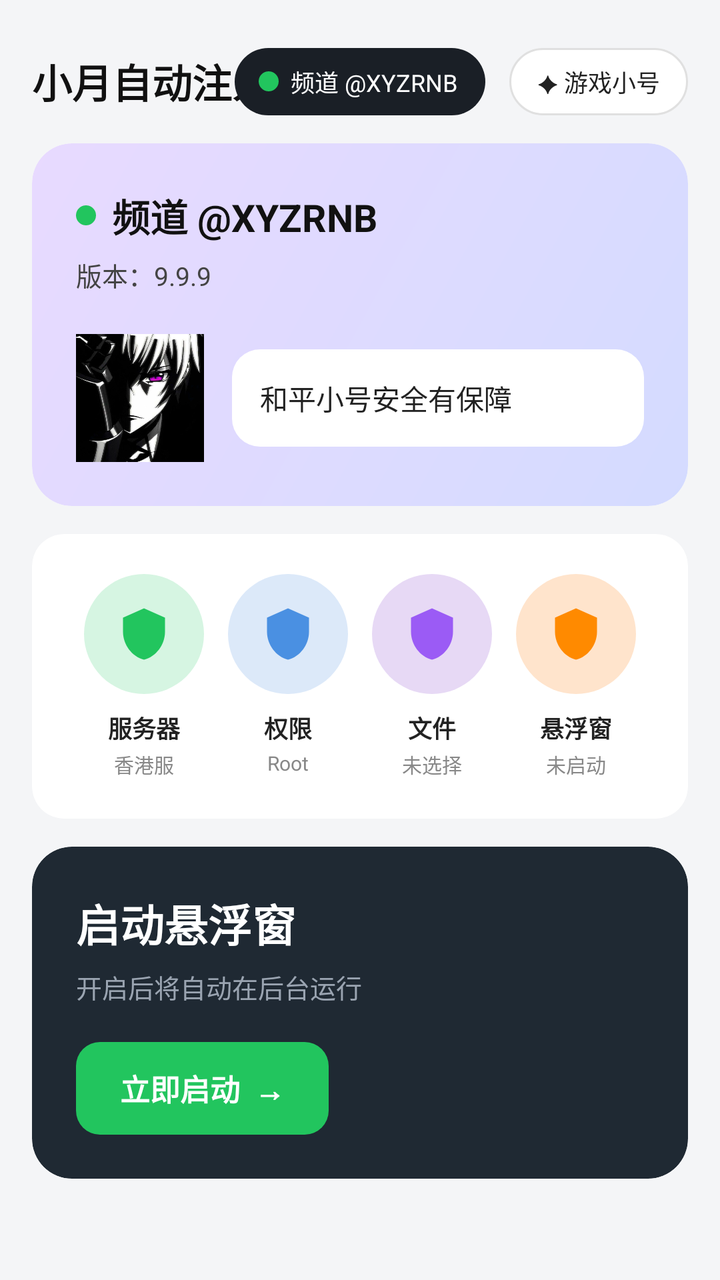
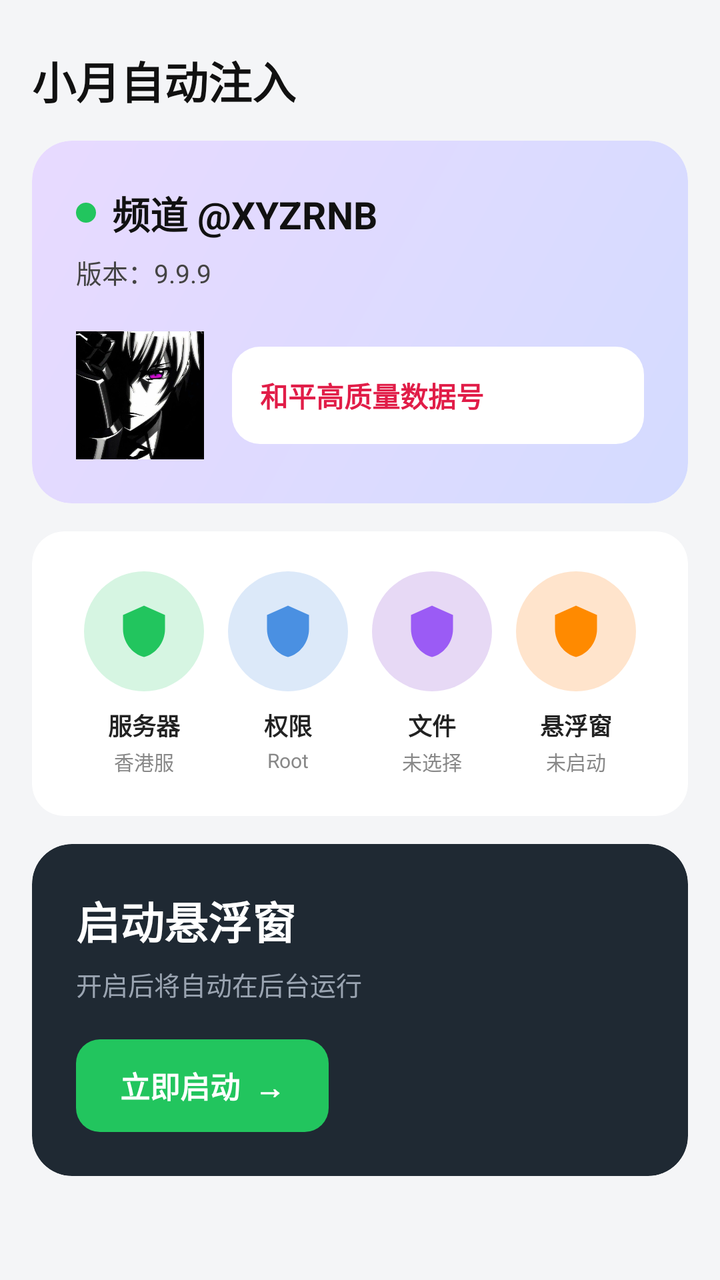

An Android layout rendered at two revisions. The XML below is the earlier revision; the diff shows what the commit changed to produce the second picture.
<!-- AndroidManifest.xml: application theme Theme.XYPAK -->
<!-- res/layout/fragment_home.xml -->
<?xml version="1.0" encoding="utf-8"?>
<ScrollView xmlns:android="http://schemas.android.com/apk/res/android"
    xmlns:app="http://schemas.android.com/apk/res-auto"
    android:layout_width="match_parent"
    android:layout_height="match_parent"
    android:fillViewport="true"
    android:background="@color/bg_main">

    <LinearLayout
        android:layout_width="match_parent"
        android:layout_height="wrap_content"
        android:orientation="vertical"
        android:padding="16dp">

        
        <RelativeLayout
            android:layout_width="match_parent"
            android:layout_height="wrap_content"
            android:layout_marginTop="8dp"
            android:layout_marginBottom="14dp">

            <TextView
                android:layout_width="wrap_content"
                android:layout_height="wrap_content"
                android:layout_centerVertical="true"
                android:text="小月自动注入"
                android:textColor="#111"
                android:textSize="20sp"
                android:textStyle="bold"/>

            <TextView
                android:layout_width="wrap_content"
                android:layout_height="wrap_content"
                android:layout_centerInParent="true"
                android:background="@drawable/bg_chip_black"
                android:drawableLeft="@drawable/dot_green"
                android:drawablePadding="6dp"
                android:paddingLeft="12dp"
                android:paddingRight="14dp"
                android:paddingTop="8dp"
                android:paddingBottom="8dp"
                android:text="频道 @XYZRNB"
                android:textColor="#fff"
                android:textSize="12sp"/>

            <TextView
                android:id="@+id/btn_game_account"
                android:layout_width="wrap_content"
                android:layout_height="wrap_content"
                android:layout_alignParentRight="true"
                android:layout_centerVertical="true"
                android:background="@drawable/bg_chip_white"
                android:clickable="true"
                android:focusable="true"
                android:paddingLeft="14dp"
                android:paddingRight="14dp"
                android:paddingTop="8dp"
                android:paddingBottom="8dp"
                android:text="✦ 游戏小号"
                android:textColor="#222"
                android:textSize="12sp"/>
        </RelativeLayout>

        
        <androidx.cardview.widget.CardView
            android:id="@+id/card_safe"
            android:layout_width="match_parent"
            android:layout_height="wrap_content"
            android:clickable="true"
            android:focusable="true"
            app:cardCornerRadius="20dp"
            app:cardElevation="0dp">

            <LinearLayout
                android:layout_width="match_parent"
                android:layout_height="wrap_content"
                android:background="@drawable/bg_card_purple"
                android:orientation="vertical"
                android:padding="22dp">

                <LinearLayout
                    android:layout_width="wrap_content"
                    android:layout_height="wrap_content"
                    android:gravity="center_vertical"
                    android:orientation="horizontal">

                    <View
                        android:layout_width="10dp"
                        android:layout_height="10dp"
                        android:background="@drawable/dot_green"/>

                    <TextView
                        android:layout_width="wrap_content"
                        android:layout_height="wrap_content"
                        android:layout_marginLeft="8dp"
                        android:text="频道 @XYZRNB"
                        android:textColor="#111"
                        android:textSize="19sp"
                        android:textStyle="bold"/>
                </LinearLayout>

                <TextView
                    android:layout_width="wrap_content"
                    android:layout_height="wrap_content"
                    android:layout_marginTop="6dp"
                    android:text="版本：9.9.9"
                    android:textColor="#444"
                    android:textSize="13sp"/>

                <LinearLayout
                    android:layout_width="match_parent"
                    android:layout_height="wrap_content"
                    android:layout_marginTop="20dp"
                    android:gravity="center_vertical"
                    android:orientation="horizontal">

                    <ImageView
                        android:layout_width="64dp"
                        android:layout_height="64dp"
                        android:background="@drawable/bg_avatar"
                        android:scaleType="centerCrop"
                        android:src="@drawable/avatar"/>

                    <LinearLayout
                        android:layout_width="0dp"
                        android:layout_height="wrap_content"
                        android:layout_marginLeft="14dp"
                        android:layout_weight="1"
                        android:id="@+id/pill_safe"
                        android:background="@drawable/bg_pill_light"
                        android:orientation="vertical"
                        android:padding="14dp">

                        <TextView
                            android:layout_width="wrap_content"
                            android:layout_height="wrap_content"
                            android:text="和平小号安全有保障"
                            android:textColor="#222"
                            android:textSize="14sp"/>
                    </LinearLayout>
                </LinearLayout>
            </LinearLayout>
        </androidx.cardview.widget.CardView>

        
        <androidx.cardview.widget.CardView
            android:layout_width="match_parent"
            android:layout_height="wrap_content"
            android:layout_marginTop="14dp"
            app:cardBackgroundColor="#fff"
            app:cardCornerRadius="16dp"
            app:cardElevation="0dp">

            <LinearLayout
                android:layout_width="match_parent"
                android:layout_height="wrap_content"
                android:orientation="horizontal"
                android:padding="20dp"
                android:weightSum="4">

                <LinearLayout
                    android:id="@+id/fn1"
                    android:layout_width="0dp"
                    android:layout_height="wrap_content"
                    android:layout_weight="1"
                    android:background="?android:selectableItemBackground"
                    android:clickable="true"
                    android:focusable="true"
                    android:gravity="center"
                    android:orientation="vertical">

                    <FrameLayout
                        android:layout_width="60dp"
                        android:layout_height="60dp"
                        android:background="@drawable/bg_circle_soft_green">
                        <ImageView
                            android:layout_width="28dp"
                            android:layout_height="28dp"
                            android:layout_gravity="center"
                            android:src="@drawable/ic_shield_green"/>
                    </FrameLayout>

                    <TextView
                        android:layout_width="wrap_content"
                        android:layout_height="wrap_content"
                        android:layout_marginTop="8dp"
                        android:text="服务器"
                        android:textColor="#222"
                        android:textSize="12sp"
                        android:textStyle="bold"/>

                    <TextView
                        android:layout_width="wrap_content"
                        android:layout_height="wrap_content"
                        android:layout_marginTop="2dp"
                        android:text="香港服"
                        android:textColor="#888"
                        android:textSize="10sp"/>
                </LinearLayout>

                <LinearLayout
                    android:id="@+id/fn2"
                    android:layout_width="0dp"
                    android:layout_height="wrap_content"
                    android:layout_weight="1"
                    android:background="?android:selectableItemBackground"
                    android:clickable="true"
                    android:focusable="true"
                    android:gravity="center"
                    android:orientation="vertical">

                    <FrameLayout
                        android:layout_width="60dp"
                        android:layout_height="60dp"
                        android:background="@drawable/bg_circle_soft_blue">
                        <ImageView
                            android:layout_width="28dp"
                            android:layout_height="28dp"
                            android:layout_gravity="center"
                            android:src="@drawable/ic_shield_blue"/>
                    </FrameLayout>

                    <TextView
                        android:layout_width="wrap_content"
                        android:layout_height="wrap_content"
                        android:layout_marginTop="8dp"
                        android:text="权限"
                        android:textColor="#222"
                        android:textSize="12sp"
                        android:textStyle="bold"/>

                    <TextView
                        android:layout_width="wrap_content"
                        android:layout_height="wrap_content"
                        android:layout_marginTop="2dp"
                        android:text="Root"
                        android:textColor="#888"
                        android:textSize="10sp"/>
                </LinearLayout>

                <LinearLayout
                    android:id="@+id/fn3"
                    android:layout_width="0dp"
                    android:layout_height="wrap_content"
                    android:layout_weight="1"
                    android:background="?android:selectableItemBackground"
                    android:clickable="true"
                    android:focusable="true"
                    android:gravity="center"
                    android:orientation="vertical">

                    <FrameLayout
                        android:layout_width="60dp"
                        android:layout_height="60dp"
                        android:background="@drawable/bg_circle_soft_purple">
                        <ImageView
                            android:layout_width="28dp"
                            android:layout_height="28dp"
                            android:layout_gravity="center"
                            android:src="@drawable/ic_shield_purple"/>
                    </FrameLayout>

                    <TextView
                        android:layout_width="wrap_content"
                        android:layout_height="wrap_content"
                        android:layout_marginTop="8dp"
                        android:text="文件"
                        android:textColor="#222"
                        android:textSize="12sp"
                        android:textStyle="bold"/>

                    <TextView
                        android:layout_width="wrap_content"
                        android:layout_height="wrap_content"
                        android:layout_marginTop="2dp"
                        android:text="未选择"
                        android:textColor="#888"
                        android:textSize="10sp"/>
                </LinearLayout>

                <LinearLayout
                    android:id="@+id/fn4"
                    android:layout_width="0dp"
                    android:layout_height="wrap_content"
                    android:layout_weight="1"
                    android:background="?android:selectableItemBackground"
                    android:clickable="true"
                    android:focusable="true"
                    android:gravity="center"
                    android:orientation="vertical">

                    <FrameLayout
                        android:layout_width="60dp"
                        android:layout_height="60dp"
                        android:background="@drawable/bg_circle_soft_orange">
                        <ImageView
                            android:layout_width="28dp"
                            android:layout_height="28dp"
                            android:layout_gravity="center"
                            android:src="@drawable/ic_shield_orange"/>
                    </FrameLayout>

                    <TextView
                        android:layout_width="wrap_content"
                        android:layout_height="wrap_content"
                        android:layout_marginTop="8dp"
                        android:text="悬浮窗"
                        android:textColor="#222"
                        android:textSize="12sp"
                        android:textStyle="bold"/>

                    <TextView
                        android:layout_width="wrap_content"
                        android:layout_height="wrap_content"
                        android:layout_marginTop="2dp"
                        android:text="未启动"
                        android:textColor="#888"
                        android:textSize="10sp"/>
                </LinearLayout>
            </LinearLayout>
        </androidx.cardview.widget.CardView>

        
        <androidx.cardview.widget.CardView
            android:layout_width="match_parent"
            android:layout_height="wrap_content"
            android:layout_marginTop="14dp"
            android:layout_marginBottom="16dp"
            app:cardBackgroundColor="#1f2933"
            app:cardCornerRadius="20dp"
            app:cardElevation="0dp">

            <LinearLayout
                android:layout_width="match_parent"
                android:layout_height="wrap_content"
                android:orientation="vertical"
                android:padding="22dp">

                <TextView
                    android:layout_width="wrap_content"
                    android:layout_height="wrap_content"
                    android:text="启动悬浮窗"
                    android:textColor="#fff"
                    android:textSize="22sp"
                    android:textStyle="bold"/>

                <TextView
                    android:layout_width="wrap_content"
                    android:layout_height="wrap_content"
                    android:layout_marginTop="6dp"
                    android:text="开启后将自动在后台运行"
                    android:textColor="#9aa4b1"
                    android:textSize="13sp"/>

                <TextView
                    android:id="@+id/btn_start_float"
                    android:layout_width="wrap_content"
                    android:layout_height="wrap_content"
                    android:layout_marginTop="18dp"
                    android:background="@drawable/bg_btn_green"
                    android:paddingLeft="22dp"
                    android:paddingRight="22dp"
                    android:paddingTop="12dp"
                    android:paddingBottom="12dp"
                    android:text="立即启动  →"
                    android:textColor="#fff"
                    android:textSize="15sp"
                    android:textStyle="bold"/>
            </LinearLayout>
        </androidx.cardview.widget.CardView>

    </LinearLayout>
</ScrollView>
<!-- resources referenced by this layout -->
<resources>
  <color name="bg_main">#FFF4F5F7</color>
  <!-- drawable bg_avatar (drawable) -->
  <?xml version="1.0" encoding="utf-8"?>
  <shape xmlns:android="http://schemas.android.com/apk/res/android" android:shape="oval">
      <gradient android:startColor="#A5DDFB" android:endColor="#7AB8E0"/>
  </shape>
  <!-- drawable bg_btn_green (drawable) -->
  <?xml version="1.0" encoding="utf-8"?>
  <shape xmlns:android="http://schemas.android.com/apk/res/android" android:shape="rectangle">
      <solid android:color="#22C55E"/>
      <corners android:radius="12dp"/>
  </shape>
  <!-- drawable bg_card_purple (drawable) -->
  <?xml version="1.0" encoding="utf-8"?>
  <shape xmlns:android="http://schemas.android.com/apk/res/android" android:shape="rectangle">
      <gradient android:angle="135" android:startColor="#D4DBFF" android:endColor="#E8DAFF"/>
      <corners android:radius="20dp"/>
  </shape>
  <!-- drawable bg_chip_black (drawable) -->
  <?xml version="1.0" encoding="utf-8"?>
  <shape xmlns:android="http://schemas.android.com/apk/res/android" android:shape="rectangle">
      <solid android:color="#1A1F26"/>
      <corners android:radius="22dp"/>
  </shape>
  <!-- drawable bg_chip_white (drawable) -->
  <?xml version="1.0" encoding="utf-8"?>
  <shape xmlns:android="http://schemas.android.com/apk/res/android" android:shape="rectangle">
      <solid android:color="#FFFFFF"/>
      <stroke android:width="1dp" android:color="#E0E0E0"/>
      <corners android:radius="22dp"/>
  </shape>
  <!-- drawable bg_circle_soft_blue (drawable) -->
  <?xml version="1.0" encoding="utf-8"?>
  <shape xmlns:android="http://schemas.android.com/apk/res/android" android:shape="oval">
      <solid android:color="#DCE9F9"/>
  </shape>
  <!-- drawable bg_circle_soft_green (drawable) -->
  <?xml version="1.0" encoding="utf-8"?>
  <shape xmlns:android="http://schemas.android.com/apk/res/android" android:shape="oval">
      <solid android:color="#D6F5E2"/>
  </shape>
  <!-- drawable bg_circle_soft_orange (drawable) -->
  <?xml version="1.0" encoding="utf-8"?>
  <shape xmlns:android="http://schemas.android.com/apk/res/android" android:shape="oval">
      <solid android:color="#FFE4CC"/>
  </shape>
  <!-- drawable bg_circle_soft_purple (drawable) -->
  <?xml version="1.0" encoding="utf-8"?>
  <shape xmlns:android="http://schemas.android.com/apk/res/android" android:shape="oval">
      <solid android:color="#E7D9F5"/>
  </shape>
  <!-- drawable bg_pill_light (drawable) -->
  <?xml version="1.0" encoding="utf-8"?>
  <shape xmlns:android="http://schemas.android.com/apk/res/android" android:shape="rectangle">
      <solid android:color="#FFFFFFFF"/>
      <corners android:radius="14dp"/>
  </shape>
  <!-- drawable dot_green (drawable) -->
  <?xml version="1.0" encoding="utf-8"?>
  <shape xmlns:android="http://schemas.android.com/apk/res/android" android:shape="oval">
      <solid android:color="#22C55E"/>
      <size android:width="10dp" android:height="10dp"/>
  </shape>
  <!-- drawable ic_shield_blue (drawable) -->
  <?xml version="1.0" encoding="utf-8"?>
  <vector xmlns:android="http://schemas.android.com/apk/res/android"
      android:width="24dp" android:height="24dp"
      android:viewportWidth="24" android:viewportHeight="24">
      <path android:fillColor="#4A90E2"
          android:pathData="M12,1L3,5v6c0,5.55 3.84,10.74 9,12 5.16,-1.26 9,-6.45 9,-12V5l-9,-4z"/>
  </vector>
  <!-- drawable ic_shield_green (drawable) -->
  <?xml version="1.0" encoding="utf-8"?>
  <vector xmlns:android="http://schemas.android.com/apk/res/android"
      android:width="24dp" android:height="24dp"
      android:viewportWidth="24" android:viewportHeight="24">
      <path android:fillColor="#22C55E"
          android:pathData="M12,1L3,5v6c0,5.55 3.84,10.74 9,12 5.16,-1.26 9,-6.45 9,-12V5l-9,-4z"/>
  </vector>
  <style name="Theme.XYPAK" parent="Theme.AppCompat.Light.NoActionBar">
          <item name="colorPrimary">#FF1FB960</item>
          <item name="colorPrimaryDark">#FF16994E</item>
          <item name="colorAccent">#FF1FB960</item>
      </style>
  <!-- unchanged entries left out for length: 3 -->
</resources>

<!-- the commit's change to res/layout/fragment_home.xml (unified diff, before → after) -->
@@ -13,53 +13,15 @@
         android:padding="16dp">
 
         
-        <RelativeLayout
-            android:layout_width="match_parent"
+        <TextView
+            android:layout_width="wrap_content"
             android:layout_height="wrap_content"
             android:layout_marginTop="8dp"
-            android:layout_marginBottom="14dp">
-
-            <TextView
-                android:layout_width="wrap_content"
-                android:layout_height="wrap_content"
-                android:layout_centerVertical="true"
-                android:text="小月自动注入"
-                android:textColor="#111"
-                android:textSize="20sp"
-                android:textStyle="bold"/>
-
-            <TextView
-                android:layout_width="wrap_content"
-                android:layout_height="wrap_content"
-                android:layout_centerInParent="true"
-                android:background="@drawable/bg_chip_black"
-                android:drawableLeft="@drawable/dot_green"
-                android:drawablePadding="6dp"
-                android:paddingLeft="12dp"
-                android:paddingRight="14dp"
-                android:paddingTop="8dp"
-                android:paddingBottom="8dp"
-                android:text="频道 @XYZRNB"
-                android:textColor="#fff"
-                android:textSize="12sp"/>
-
-            <TextView
-                android:id="@+id/btn_game_account"
-                android:layout_width="wrap_content"
-                android:layout_height="wrap_content"
-                android:layout_alignParentRight="true"
-                android:layout_centerVertical="true"
-                android:background="@drawable/bg_chip_white"
-                android:clickable="true"
-                android:focusable="true"
-                android:paddingLeft="14dp"
-                android:paddingRight="14dp"
-                android:paddingTop="8dp"
-                android:paddingBottom="8dp"
-                android:text="✦ 游戏小号"
-                android:textColor="#222"
-                android:textSize="12sp"/>
-        </RelativeLayout>
+            android:layout_marginBottom="14dp"
+            android:text="小月自动注入"
+            android:textColor="#111"
+            android:textSize="22sp"
+            android:textStyle="bold"/>
 
         
         <androidx.cardview.widget.CardView
@@ -122,21 +84,23 @@
                         android:src="@drawable/avatar"/>
 
                     <LinearLayout
+                        android:id="@+id/pill_safe"
                         android:layout_width="0dp"
                         android:layout_height="wrap_content"
                         android:layout_marginLeft="14dp"
                         android:layout_weight="1"
-                        android:id="@+id/pill_safe"
                         android:background="@drawable/bg_pill_light"
                         android:orientation="vertical"
                         android:padding="14dp">
 
                         <TextView
+                            android:id="@+id/text_safe"
                             android:layout_width="wrap_content"
                             android:layout_height="wrap_content"
-                            android:text="和平小号安全有保障"
-                            android:textColor="#222"
-                            android:textSize="14sp"/>
+                            android:text="和平高质量数据号"
+                            android:textColor="#E11D48"
+                            android:textSize="14sp"
+                            android:textStyle="bold"/>
                     </LinearLayout>
                 </LinearLayout>
             </LinearLayout>
<!-- resource entries referenced after the edit -->
@@ -17,19 +17,6 @@
   <shape xmlns:android="http://schemas.android.com/apk/res/android" android:shape="rectangle">
       <gradient android:angle="135" android:startColor="#D4DBFF" android:endColor="#E8DAFF"/>
       <corners android:radius="20dp"/>
-  </shape>
-  <!-- drawable bg_chip_black (drawable) -->
-  <?xml version="1.0" encoding="utf-8"?>
-  <shape xmlns:android="http://schemas.android.com/apk/res/android" android:shape="rectangle">
-      <solid android:color="#1A1F26"/>
-      <corners android:radius="22dp"/>
-  </shape>
-  <!-- drawable bg_chip_white (drawable) -->
-  <?xml version="1.0" encoding="utf-8"?>
-  <shape xmlns:android="http://schemas.android.com/apk/res/android" android:shape="rectangle">
-      <solid android:color="#FFFFFF"/>
-      <stroke android:width="1dp" android:color="#E0E0E0"/>
-      <corners android:radius="22dp"/>
   </shape>
   <!-- drawable bg_circle_soft_blue (drawable) -->
   <?xml version="1.0" encoding="utf-8"?>
